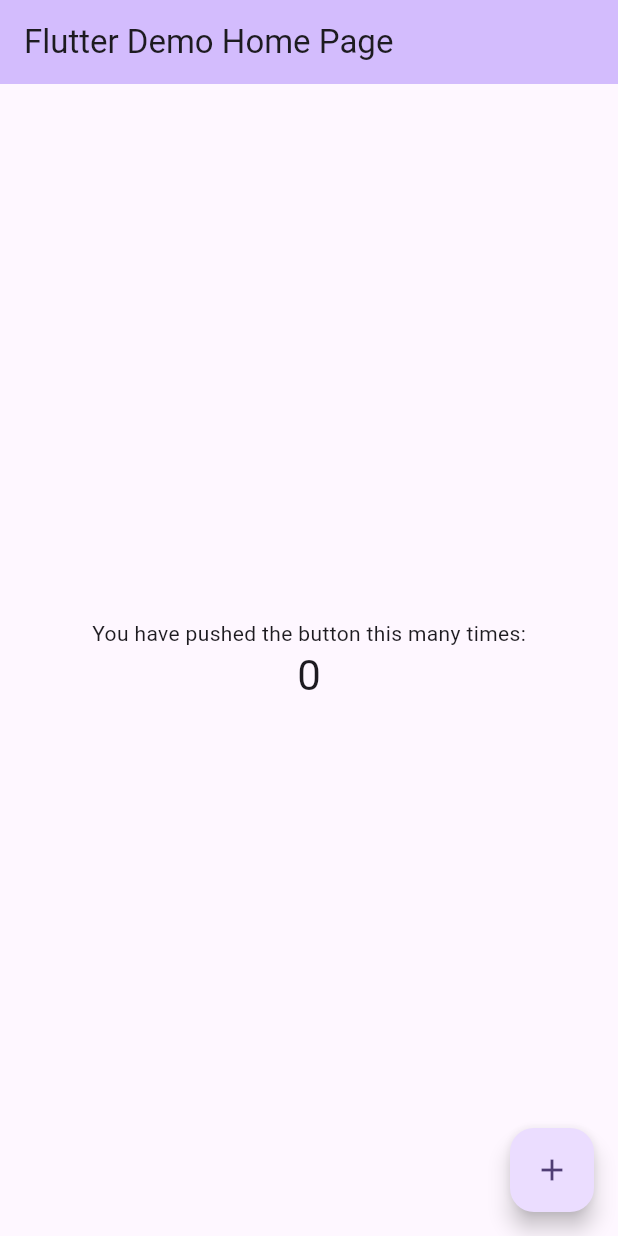
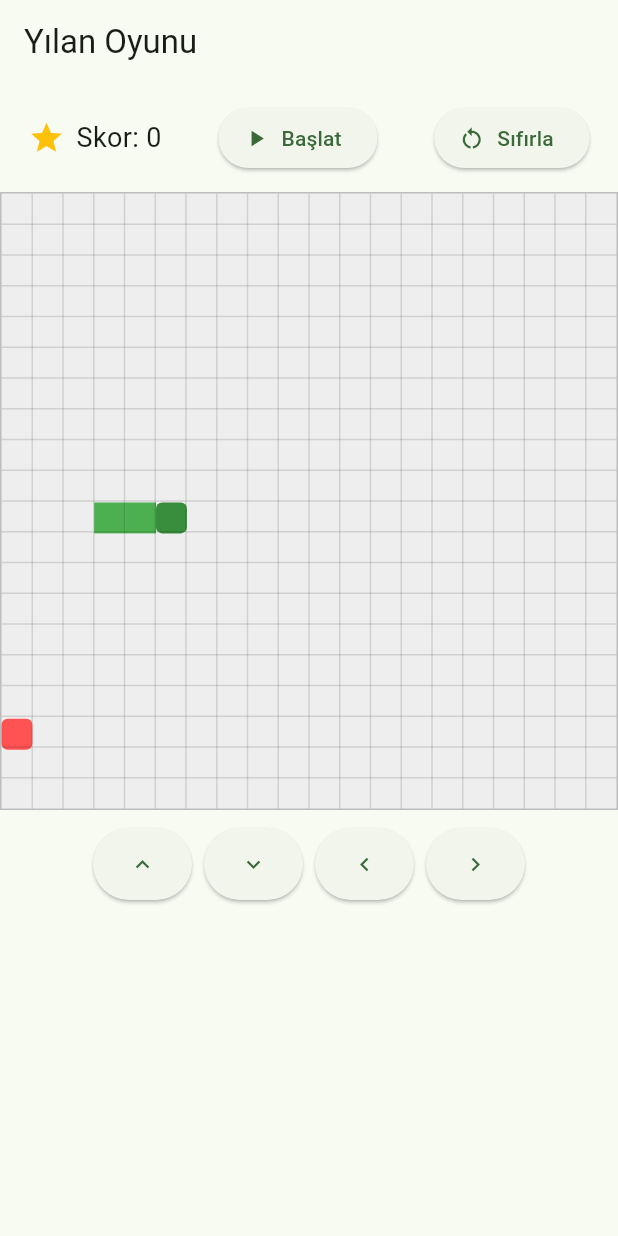
Before and after one commit to OttoJoe1128/benim_ilk_uygulamam, a Flutter app: the screen it shows after launch, on a phone screen of 412 x 824 dp. Run offline on Flutter 3.47's test engine with Material 3 defaults, Android fonts, the phone set to English and light mode, and no system bars.

Commit message:
feat: Implement Snake game with basic gameplay and controls
Co-authored-by: ocankazancioglu <ocankazancioglu@trakya.edu.tr>

```diff
--- a/lib/main.dart
+++ b/lib/main.dart
@@ -1,122 +1,331 @@
+import 'dart:async';
+import 'dart:math';
 import 'package:flutter/material.dart';
 
 void main() {
-  runApp(const MyApp());
+  runApp(const SnakeApp());
 }
 
-class MyApp extends StatelessWidget {
-  const MyApp({super.key});
+class SnakeApp extends StatelessWidget {
+  const SnakeApp({super.key});
 
-  // This widget is the root of your application.
   @override
   Widget build(BuildContext context) {
     return MaterialApp(
-      title: 'Flutter Demo',
+      title: 'Yılan',
       theme: ThemeData(
-        // This is the theme of your application.
-        //
-        // TRY THIS: Try running your application with "flutter run". You'll see
-        // the application has a purple toolbar. Then, without quitting the app,
-        // try changing the seedColor in the colorScheme below to Colors.green
-        // and then invoke "hot reload" (save your changes or press the "hot
-        // reload" button in a Flutter-supported IDE, or press "r" if you used
-        // the command line to start the app).
-        //
-        // Notice that the counter didn't reset back to zero; the application
-        // state is not lost during the reload. To reset the state, use hot
-        // restart instead.
-        //
-        // This works for code too, not just values: Most code changes can be
-        // tested with just a hot reload.
-        colorScheme: ColorScheme.fromSeed(seedColor: Colors.deepPurple),
+        colorScheme: ColorScheme.fromSeed(seedColor: Colors.green),
+        useMaterial3: true,
       ),
-      home: const MyHomePage(title: 'Flutter Demo Home Page'),
+      home: const SnakeGamePage(),
     );
   }
 }
 
-class MyHomePage extends StatefulWidget {
-  const MyHomePage({super.key, required this.title});
-
-  // This widget is the home page of your application. It is stateful, meaning
-  // that it has a State object (defined below) that contains fields that affect
-  // how it looks.
-
-  // This class is the configuration for the state. It holds the values (in this
-  // case the title) provided by the parent (in this case the App widget) and
-  // used by the build method of the State. Fields in a Widget subclass are
-  // always marked "final".
-
-  final String title;
+class SnakeGamePage extends StatefulWidget {
+  const SnakeGamePage({super.key});
 
   @override
-  State<MyHomePage> createState() => _MyHomePageState();
+  State<SnakeGamePage> createState() => _SnakeGamePageState();
 }
 
-class _MyHomePageState extends State<MyHomePage> {
-  int _counter = 0;
+enum MoveDirection { up, down, left, right }
 
-  void _incrementCounter() {
+class _SnakeGamePageState extends State<SnakeGamePage> {
+  static const int numRows = 20;
+  static const int numCols = 20;
+  static const Duration tick = Duration(milliseconds: 140);
+
+  final Random _random = Random();
+
+  late Timer _timer;
+  List<Point<int>> snake = <Point<int>>[];
+  Point<int> food = const Point<int>(10, 10);
+  MoveDirection currentDirection = MoveDirection.right;
+  bool isPlaying = false;
+  int score = 0;
+
+  @override
+  void initState() {
+    super.initState();
+    _resetGame();
+  }
+
+  @override
+  void dispose() {
+    _stop();
+    super.dispose();
+  }
+
+  void _start() {
+    if (isPlaying) return;
+    isPlaying = true;
+    _timer = Timer.periodic(tick, (_) => _step());
+    setState(() {});
+  }
+
+  void _stop() {
+    if (isPlaying) {
+      _timer.cancel();
+      isPlaying = false;
+    }
+  }
+
+  void _resetGame() {
+    _stop();
+    score = 0;
+    currentDirection = MoveDirection.right;
+    snake = <Point<int>>[
+      const Point<int>(5, 10),
+      const Point<int>(4, 10),
+      const Point<int>(3, 10),
+    ];
+    food = _spawnFood();
+    setState(() {});
+  }
+
+  Point<int> _spawnFood() {
+    while (true) {
+      final int x = _random.nextInt(numCols);
+      final int y = _random.nextInt(numRows);
+      final Point<int> candidate = Point<int>(x, y);
+      if (!snake.contains(candidate)) return candidate;
+    }
+  }
+
+  void _changeDirection(MoveDirection next) {
+    final bool isOpposite =
+        (currentDirection == MoveDirection.up && next == MoveDirection.down) ||
+        (currentDirection == MoveDirection.down && next == MoveDirection.up) ||
+        (currentDirection == MoveDirection.left && next == MoveDirection.right) ||
+        (currentDirection == MoveDirection.right && next == MoveDirection.left);
+    if (isOpposite) return;
+    currentDirection = next;
+  }
+
+  void _step() {
+    final Point<int> head = snake.first;
+    Point<int> nextHead;
+    switch (currentDirection) {
+      case MoveDirection.up:
+        nextHead = Point<int>(head.x, head.y - 1);
+        break;
+      case MoveDirection.down:
+        nextHead = Point<int>(head.x, head.y + 1);
+        break;
+      case MoveDirection.left:
+        nextHead = Point<int>(head.x - 1, head.y);
+        break;
+      case MoveDirection.right:
+        nextHead = Point<int>(head.x + 1, head.y);
+        break;
+    }
+
+    final bool hitWall =
+        nextHead.x < 0 || nextHead.x >= numCols || nextHead.y < 0 || nextHead.y >= numRows;
+    final bool hitSelf = snake.contains(nextHead);
+    if (hitWall || hitSelf) {
+      _stop();
+      _showGameOver();
+      return;
+    }
+
+    final bool ateFood = nextHead == food;
     setState(() {
-      // This call to setState tells the Flutter framework that something has
-      // changed in this State, which causes it to rerun the build method below
-      // so that the display can reflect the updated values. If we changed
-      // _counter without calling setState(), then the build method would not be
-      // called again, and so nothing would appear to happen.
-      _counter++;
+      snake = <Point<int>>[nextHead, ...snake];
+      if (ateFood) {
+        score += 10;
+        food = _spawnFood();
+      } else {
+        snake.removeLast();
+      }
     });
+  }
+
+  void _handleSwipe(DragUpdateDetails details) {
+    if (details.delta.dx.abs() > details.delta.dy.abs()) {
+      if (details.delta.dx > 0) {
+        _changeDirection(MoveDirection.right);
+      } else {
+        _changeDirection(MoveDirection.left);
+      }
+    } else {
+      if (details.delta.dy > 0) {
+        _changeDirection(MoveDirection.down);
+      } else {
+        _changeDirection(MoveDirection.up);
+      }
+    }
+  }
+
+  Future<void> _showGameOver() async {
+    await showDialog<void>(
+      context: context,
+      barrierDismissible: false,
+      builder: (BuildContext context) {
+        return AlertDialog(
+          title: const Text('Oyun Bitti'),
+          content: Text('Skor: $score'),
+          actions: <Widget>[
+            TextButton(
+              onPressed: () {
+                Navigator.of(context).pop();
+                _resetGame();
+              },
+              child: const Text('Yeniden Başlat'),
+            ),
+          ],
+        );
+      },
+    );
   }
 
   @override
   Widget build(BuildContext context) {
-    // This method is rerun every time setState is called, for instance as done
-    // by the _incrementCounter method above.
-    //
-    // The Flutter framework has been optimized to make rerunning build methods
-    // fast, so that you can just rebuild anything that needs updating rather
-    // than having to individually change instances of widgets.
     return Scaffold(
       appBar: AppBar(
-        // TRY THIS: Try changing the color here to a specific color (to
-        // Colors.amber, perhaps?) and trigger a hot reload to see the AppBar
-        // change color while the other colors stay the same.
-        backgroundColor: Theme.of(context).colorScheme.inversePrimary,
-        // Here we take the value from the MyHomePage object that was created by
-        // the App.build method, and use it to set our appbar title.
-        title: Text(widget.title),
+        title: const Text('Yılan Oyunu'),
       ),
-      body: Center(
-        // Center is a layout widget. It takes a single child and positions it
-        // in the middle of the parent.
-        child: Column(
-          // Column is also a layout widget. It takes a list of children and
-          // arranges them vertically. By default, it sizes itself to fit its
-          // children horizontally, and tries to be as tall as its parent.
-          //
-          // Column has various properties to control how it sizes itself and
-          // how it positions its children. Here we use mainAxisAlignment to
-          // center the children vertically; the main axis here is the vertical
-          // axis because Columns are vertical (the cross axis would be
-          // horizontal).
-          //
-          // TRY THIS: Invoke "debug painting" (choose the "Toggle Debug Paint"
-          // action in the IDE, or press "p" in the console), to see the
-          // wireframe for each widget.
-          mainAxisAlignment: MainAxisAlignment.center,
-          children: <Widget>[
-            const Text('You have pushed the button this many times:'),
-            Text(
-              '$_counter',
-              style: Theme.of(context).textTheme.headlineMedium,
-            ),
-          ],
-        ),
+      body: LayoutBuilder(
+        builder: (BuildContext context, BoxConstraints constraints) {
+          final double gridSize = min(constraints.maxWidth, constraints.maxHeight - 120);
+          final double cellSize = gridSize / numCols;
+
+          return Column(
+            children: <Widget>[
+              Padding(
+                padding: const EdgeInsets.symmetric(vertical: 12),
+                child: Row(
+                  mainAxisAlignment: MainAxisAlignment.spaceAround,
+                  children: <Widget>[
+                    Row(
+                      children: <Widget>[
+                        const Icon(Icons.star, color: Colors.amber),
+                        const SizedBox(width: 8),
+                        Text('Skor: $score', style: const TextStyle(fontSize: 18)),
+                      ],
+                    ),
+                    ElevatedButton.icon(
+                      onPressed: isPlaying ? _stop : _start,
+                      icon: Icon(isPlaying ? Icons.pause : Icons.play_arrow),
+                      label: Text(isPlaying ? 'Duraklat' : 'Başlat'),
+                    ),
+                    ElevatedButton.icon(
+                      onPressed: _resetGame,
+                      icon: const Icon(Icons.restart_alt),
+                      label: const Text('Sıfırla'),
+                    ),
+                  ],
+                ),
+              ),
+              Center(
+                child: GestureDetector(
+                  onPanUpdate: _handleSwipe,
+                  child: Container(
+                    width: gridSize,
+                    height: gridSize,
+                    decoration: BoxDecoration(
+                      color: Colors.grey.shade200,
+                      border: Border.all(color: Colors.grey.shade400),
+                    ),
+                    child: Stack(
+                      children: <Widget>[
+                        // Food
+                        Positioned(
+                          left: food.x * cellSize,
+                          top: food.y * cellSize,
+                          child: _buildCell(cellSize, Colors.redAccent, rounded: true),
+                        ),
+                        // Snake
+                        ...snake.map((Point<int> p) {
+                          final bool isHead = p == snake.first;
+                          return Positioned(
+                            left: p.x * cellSize,
+                            top: p.y * cellSize,
+                            child: _buildCell(
+                              cellSize,
+                              isHead ? Colors.green.shade700 : Colors.green,
+                              rounded: isHead,
+                            ),
+                          );
+                        }),
+                        // Grid overlay (optional subtle lines)
+                        CustomPaint(
+                          size: Size(gridSize, gridSize),
+                          painter: _GridPainter(numRows: numRows, numCols: numCols),
+                        ),
+                      ],
+                    ),
+                  ),
+                ),
+              ),
+              const SizedBox(height: 12),
+              Wrap(
+                alignment: WrapAlignment.center,
+                spacing: 8,
+                runSpacing: 8,
+                children: <Widget>[
+                  _controlButton(Icons.keyboard_arrow_up, () => _changeDirection(MoveDirection.up)),
+                  _controlButton(Icons.keyboard_arrow_down, () => _changeDirection(MoveDirection.down)),
+                  _controlButton(Icons.keyboard_arrow_left, () => _changeDirection(MoveDirection.left)),
+                  _controlButton(Icons.keyboard_arrow_right, () => _changeDirection(MoveDirection.right)),
+                ],
+              ),
+              const SizedBox(height: 12),
+            ],
+          );
+        },
       ),
-      floatingActionButton: FloatingActionButton(
-        onPressed: _incrementCounter,
-        tooltip: 'Increment',
-        child: const Icon(Icons.add),
-      ), // This trailing comma makes auto-formatting nicer for build methods.
+    );
+  }
+
+  Widget _buildCell(double size, Color color, {bool rounded = false}) {
+    return Container(
+      width: size,
+      height: size,
+      decoration: BoxDecoration(
+        color: color,
+        borderRadius: rounded ? BorderRadius.circular(size * 0.2) : null,
+      ),
+    );
+  }
+
+  Widget _controlButton(IconData icon, VoidCallback onPressed) {
+    return ElevatedButton(
+      style: ElevatedButton.styleFrom(minimumSize: const Size(48, 48)),
+      onPressed: onPressed,
+      child: Icon(icon),
     );
   }
 }
+
+class _GridPainter extends CustomPainter {
+  const _GridPainter({required this.numRows, required this.numCols});
+
+  final int numRows;
+  final int numCols;
+
+  @override
+  void paint(Canvas canvas, Size size) {
+    final Paint paint = Paint()
+      ..color = Colors.black12
+      ..strokeWidth = 1;
+
+    final double cellWidth = size.width / numCols;
+    final double cellHeight = size.height / numRows;
+
+    for (int c = 1; c < numCols; c++) {
+      final double x = c * cellWidth;
+      canvas.drawLine(Offset(x, 0), Offset(x, size.height), paint);
+    }
+    for (int r = 1; r < numRows; r++) {
+      final double y = r * cellHeight;
+      canvas.drawLine(Offset(0, y), Offset(size.width, y), paint);
+    }
+  }
+
+  @override
+  bool shouldRepaint(covariant _GridPainter oldDelegate) {
+    return oldDelegate.numRows != numRows || oldDelegate.numCols != numCols;
+  }
+}
```
Also changed, not shown: 1 other file.
